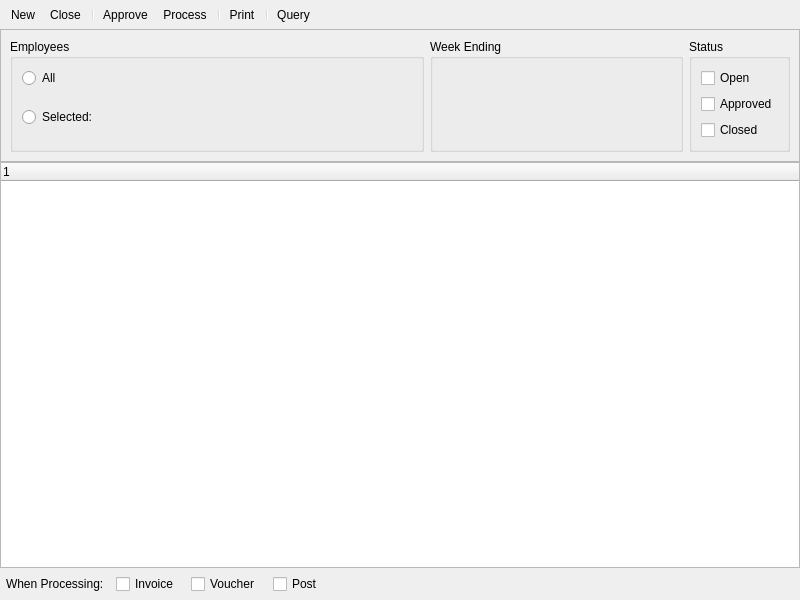
Before: the Qt Designer form xttelite/trunk/resources/client/uiforms/tesheet.ui in WooodHead/xtuple, drawn with Qt 5.
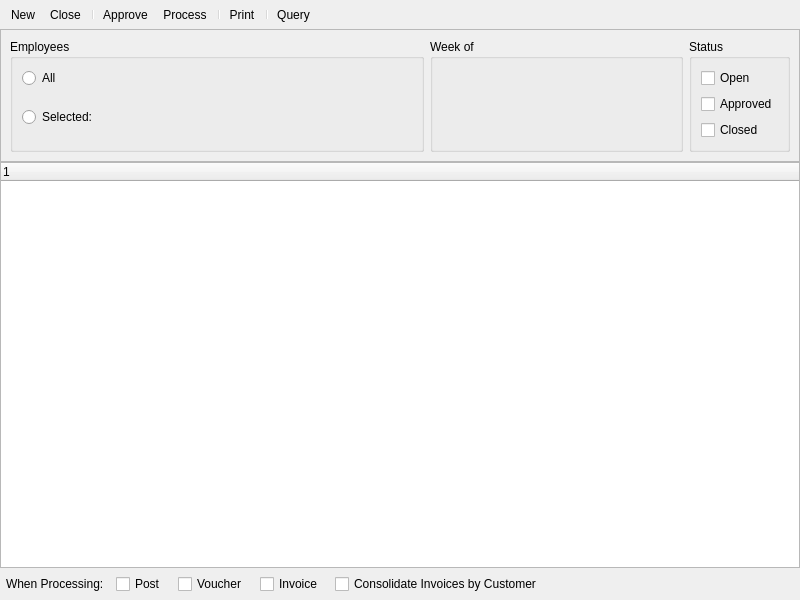
After: the same form once the commit is applied. Custom widgets are drawn as their Qt base class.

The edit to the form file:
```diff
--- a/xttelite/trunk/resources/client/uiforms/tesheet.ui
+++ b/xttelite/trunk/resources/client/uiforms/tesheet.ui
@@ -154,7 +154,7 @@
          </size>
         </property>
         <property name="title">
-         <string>Week Ending</string>
+         <string>Week of</string>
         </property>
         <layout class="QGridLayout" name="gridLayout_4">
          <property name="verticalSpacing">
@@ -221,20 +221,6 @@
        </property>
       </widget>
      </item>
-     <item>
-      <widget class="XCheckBox" name="_invoice">
-       <property name="text">
-        <string>Invoice</string>
-       </property>
-      </widget>
-     </item>
-     <item>
-      <widget class="XCheckBox" name="_voucher">
-       <property name="text">
-        <string>Voucher</string>
-       </property>
-      </widget>
-     </item>
      <item>
       <widget class="XCheckBox" name="_post">
        <property name="text">
@@ -242,6 +228,27 @@
        </property>
       </widget>
      </item>
+     <item>
+      <widget class="XCheckBox" name="_voucher">
+       <property name="text">
+        <string>Voucher</string>
+       </property>
+      </widget>
+     </item>
+     <item>
+      <widget class="XCheckBox" name="_invoice">
+       <property name="text">
+        <string>Invoice</string>
+       </property>
+      </widget>
+     </item>
+     <item>
+      <widget class="XCheckBox" name="_consolidate">
+       <property name="text">
+        <string>Consolidate Invoices by Customer</string>
+       </property>
+      </widget>
+     </item>
      <item>
       <spacer name="horizontalSpacer_5">
        <property name="orientation">
```
